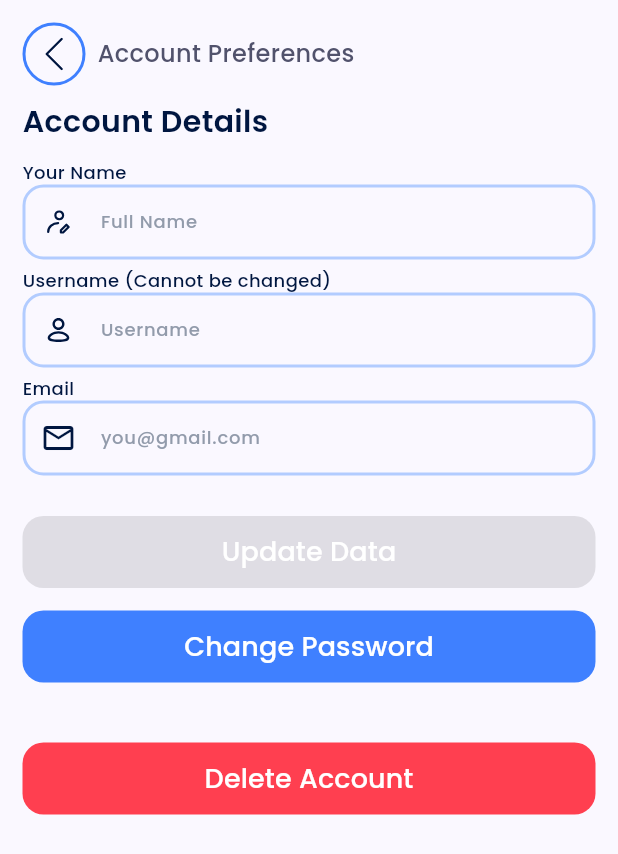
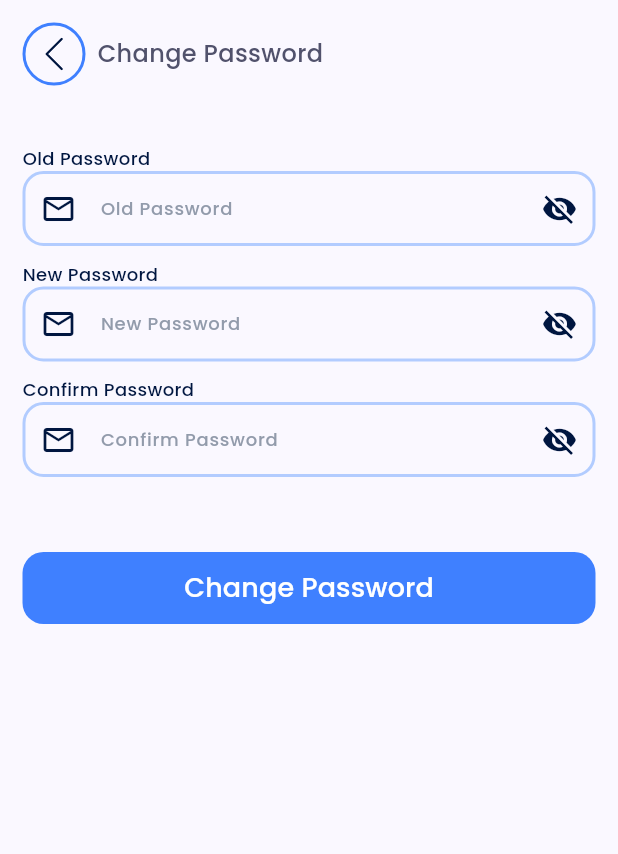
Before and after one commit to AhmedEl-Shamy/marketi, a Flutter app: the AccountPreferencesPage screen opened by its route, after a tap on "Change Password", on a phone screen of 412 x 824 dp. Shown: the top 854 px of the screen. Run offline on Flutter 3.47's test engine with Material 3 defaults, Android fonts, the phone set to English and light mode, and no system bars; our stand-ins replace dartz, dio, flutter_bloc, flutter_dotenv, flutter_secure_storage, flutter_svg and 2 more; accounts and stored records are empty.

Commit message:
add change password UI

```diff
--- a/lib/core/utlis/app_router_config.dart
+++ b/lib/core/utlis/app_router_config.dart
@@ -4,6 +4,7 @@ import 'package:marketi/core/utlis/service_locator.dart';
 import 'package:marketi/features/authentication/presentation/controllers/register_cubit/register_cubit.dart';
 import 'package:marketi/features/authentication/presentation/controllers/reset_pass_cubit/reset_pass_cubit.dart';
 import 'package:marketi/features/authentication/presentation/pages/account_preferences_page.dart';
+import 'package:marketi/features/authentication/presentation/pages/change_password_page.dart';
 import 'package:marketi/features/authentication/presentation/pages/forgot_pass_page.dart';
 import 'package:marketi/features/authentication/presentation/pages/log_in_page.dart';
 import 'package:marketi/features/authentication/presentation/pages/otp_verfication_page.dart';
@@ -40,7 +41,8 @@ abstract class AppRouterConfig {
   static const String kBrandsRoute = '/brands';
   static const String kSearchRoute = '/search';
   static const String kProfileRoute = '/profile';
-  static const String kAccountPreferences = '/accountPreferences';
+  static const String kAccountPreferencesRoute = '/accountPreferences';
+  static const String kchangePassRoute = '/changePass';
   static const String kProductDetailsRoute = '/productDetails';
 
   static GoRouter routerConfig = GoRouter(
@@ -127,8 +129,12 @@ abstract class AppRouterConfig {
         ),
       ),
       GoRoute(
-        path: kAccountPreferences,
+        path: kAccountPreferencesRoute,
         builder: (context, state) => AccountPreferencesPage(),
+      ),
+      GoRoute(
+        path: kchangePassRoute,
+        builder: (context, state) => ChangePasswordPage(),
       ),
     ],
   );
--- /dev/null
+++ b/lib/features/authentication/presentation/pages/change_password_page.dart
@@ -0,0 +1,14 @@
+import 'package:flutter/material.dart';
+
+import '../widgets/change_password.dart/change_password_page_body.dart';
+
+class ChangePasswordPage extends StatelessWidget {
+  const ChangePasswordPage({super.key});
+
+  @override
+  Widget build(BuildContext context) {
+    return Scaffold(
+      body: ChangePasswordPageBody(),
+    );
+  }
+}
--- a/lib/features/authentication/presentation/widgets/account_preferences/account_details_form_widget.dart
+++ b/lib/features/authentication/presentation/widgets/account_preferences/account_details_form_widget.dart
@@ -1,6 +1,8 @@
 import 'package:flutter/material.dart';
 import 'package:flutter_bloc/flutter_bloc.dart';
 import 'package:flutter_svg/flutter_svg.dart';
+import 'package:go_router/go_router.dart';
+import 'package:marketi/core/utlis/app_router_config.dart';
 
 import '../../../../../core/entities/user_entity.dart';
 import '../../../../../core/utlis/app_assets.dart';
@@ -109,7 +111,9 @@ class _AccountDetailsFormWidgetState extends State<AccountDetailsFormWidget> {
           ),
           CustomButton(
             text: "Change Password",
-            onPressed: () {},
+            onPressed: () => GoRouter.of(context).push(
+              AppRouterConfig.kchangePassRoute,
+            ),
           ),
           SizedBox(
             height: 30,
--- /dev/null
+++ b/lib/features/authentication/presentation/widgets/change_password.dart/change_password_form_widget.dart
@@ -0,0 +1,104 @@
+import 'package:flutter/material.dart';
+
+import '../../../../../core/widgets/custom_buttons/custom_button.dart';
+import '../form_field_widget.dart';
+
+class ChangePassFormWidget extends StatefulWidget {
+  const ChangePassFormWidget({super.key});
+
+  @override
+  State<ChangePassFormWidget> createState() => _ChangePassFormWidgetState();
+}
+
+class _ChangePassFormWidgetState extends State<ChangePassFormWidget> {
+  late final GlobalKey<FormState> _formKey;
+  late final TextEditingController oldPassController;
+  late final TextEditingController newPassController;
+  late final TextEditingController confirmPassController;
+
+  @override
+  void initState() {
+    _formKey = GlobalKey<FormState>();
+    oldPassController = TextEditingController();
+    newPassController = TextEditingController();
+    confirmPassController = TextEditingController();
+    super.initState();
+  }
+
+  @override
+  void dispose() {
+    oldPassController.dispose();
+    newPassController.dispose();
+    confirmPassController.dispose();
+    super.dispose();
+  }
+
+  String? _validator(String? str) {
+    if (str == null || str.isEmpty) {
+      return 'Required Field';
+    } else if (str.length < 8) {
+      return 'Week password';
+    } else if (newPassController.text != confirmPassController.text) {
+      return 'Password doesn\'t match';
+    } else {
+      return null;
+    }
+  }
+
+  @override
+  Widget build(BuildContext context) {
+    return Form(
+      key: _formKey,
+      child: Column(
+        spacing: 10,
+        children: [
+          SizedBox(
+            height: 20,
+          ),
+          FormFieldWidget(
+            controller: oldPassController,
+            isPassword: true,
+            label: 'Old Password',
+            hint: 'Old Password',
+            inputType: TextInputType.visiblePassword,
+            prefixIcon: Icon(
+              Icons.email_outlined,
+            ),
+            validator: _validator,
+          ),
+          FormFieldWidget(
+            controller: newPassController,
+            isPassword: true,
+            label: 'New Password',
+            hint: 'New Password',
+            inputType: TextInputType.visiblePassword,
+            prefixIcon: Icon(
+              Icons.email_outlined,
+            ),
+            validator: _validator,
+          ),
+          FormFieldWidget(
+            controller: confirmPassController,
+            isPassword: true,
+            label: 'Confirm Password',
+            hint: 'Confirm Password',
+            inputType: TextInputType.visiblePassword,
+            prefixIcon: Icon(
+              Icons.email_outlined,
+            ),
+            validator: _validator,
+          ),
+          SizedBox(
+            height: 30,
+          ),
+          CustomButton(
+            text: 'Change Password',
+            onPressed: _onPressed,
+          ),
+        ],
+      ),
+    );
+  }
+
+  void _onPressed() {}
+}
--- /dev/null
+++ b/lib/features/authentication/presentation/widgets/change_password.dart/change_password_page_body.dart
@@ -0,0 +1,28 @@
+import 'package:flutter/material.dart';
+
+import '../../../../../core/utlis/app_constants.dart';
+import '../custom_simple_app_bar.dart';
+import 'change_password_form_widget.dart';
+
+class ChangePasswordPageBody extends StatelessWidget {
+  const ChangePasswordPageBody({super.key});
+
+  @override
+  Widget build(BuildContext context) {
+    return Padding(
+      padding: EdgeInsets.all(
+        AppConstants.kMainPagePadding,
+      ),
+      child: Column(
+        crossAxisAlignment: CrossAxisAlignment.start,
+        spacing: 10,
+        children: [
+          CustomSimpleAppBar(
+            pageTitle: "Change Password",
+          ),
+          ChangePassFormWidget(),
+        ],
+      ),
+    );
+  }
+}
--- a/lib/features/authentication/presentation/widgets/profile_page/profile_page_menu.dart
+++ b/lib/features/authentication/presentation/widgets/profile_page/profile_page_menu.dart
@@ -22,7 +22,7 @@ class ProfilePageMenu extends StatelessWidget {
             ProfileMenuItem(
               title: 'Account Preferences',
               onTap: () => GoRouter.of(context).push(
-                AppRouterConfig.kAccountPreferences,
+                AppRouterConfig.kAccountPreferencesRoute,
               ),
               leadingIcon: Icon(Icons.person_outline_rounded),
             ),
```
